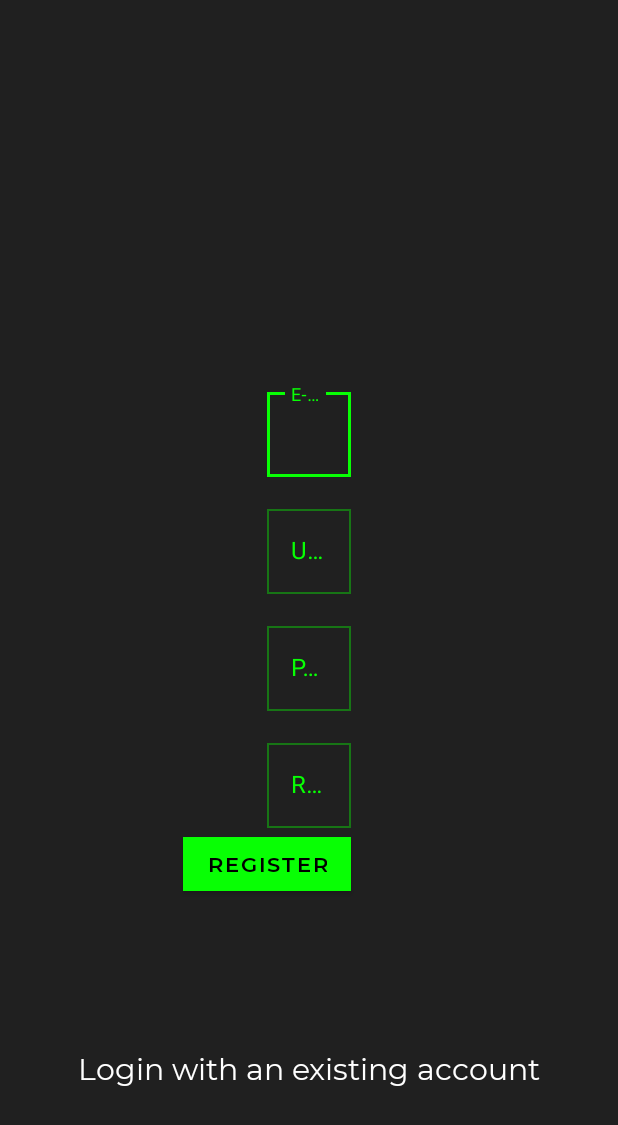
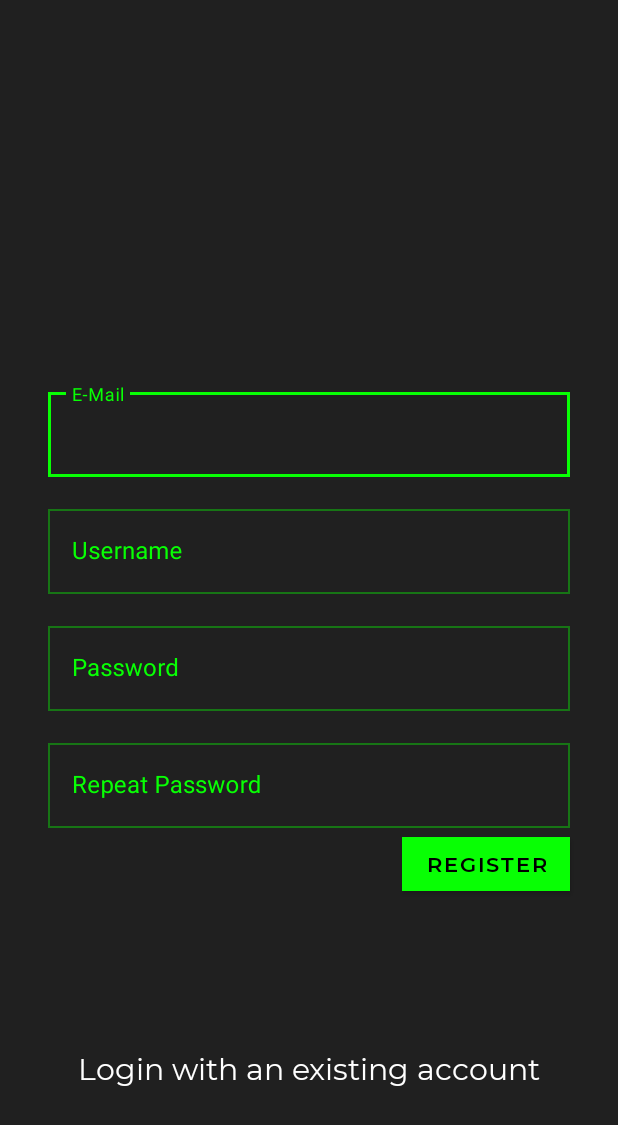
Before and after one commit to VadHara2/MySocial, an Android app: the layout fragment_register.xml on its own in the app's theme, with its tools: preview values and no code run, on a phone screen of 412 x 824 dp. Shown: the top 1125 px of the screen. Run offline under Robolectric (Android 15) with nearby library versions, the phone set to English and light mode, and no system bars.

```diff
--- a/app/build.gradle
+++ b/app/build.gradle
@@ -26,6 +26,11 @@ android {
             proguardFiles getDefaultProguardFile('proguard-android-optimize.txt'), 'proguard-rules.pro'
         }
     }
+
+    buildFeatures {
+        dataBinding true
+    }
+
     compileOptions {
         sourceCompatibility JavaVersion.VERSION_1_8
         targetCompatibility JavaVersion.VERSION_1_8
--- a/app/src/main/AndroidManifest.xml
+++ b/app/src/main/AndroidManifest.xml
@@ -16,7 +16,7 @@
         android:supportsRtl="true"
         android:theme="@style/AppTheme">
         <activity
-            android:name=".MainActivity"
+            android:name=".AuthActivity"
             android:exported="true">
             <intent-filter>
                 <action android:name="android.intent.action.MAIN" />
--- a/app/src/main/java/com/vadhara7/mysocialnetwork/MainActivity.kt
+++ b/app/src/main/java/com/vadhara7/mysocialnetwork/AuthActivity.kt
@@ -3,9 +3,9 @@ package com.vadhara7.mysocialnetwork
 import androidx.appcompat.app.AppCompatActivity
 import android.os.Bundle
 
-class MainActivity : AppCompatActivity() {
+class AuthActivity : AppCompatActivity() {
     override fun onCreate(savedInstanceState: Bundle?) {
         super.onCreate(savedInstanceState)
-        setContentView(R.layout.activity_main)
+        setContentView(R.layout.activity_auth)
     }
 }
--- /dev/null
+++ b/app/src/main/java/com/vadhara7/mysocialnetwork/ui/auth/AuthViewModel.kt
@@ -0,0 +1,6 @@
+package com.vadhara7.mysocialnetwork.ui.auth
+
+import androidx.lifecycle.ViewModel
+
+class AuthViewModel : ViewModel() {
+}
--- a/app/src/main/res/layout/activity_auth.xml
+++ b/app/src/main/res/layout/activity_auth.xml
@@ -20,7 +20,8 @@
             android:name="androidx.navigation.fragment.NavHostFragment"
             android:layout_width="match_parent"
             android:layout_height="match_parent"
-            app:defaultNavHost="true" />
+            app:defaultNavHost="true"
+            app:navGraph="@navigation/auth_nav_graph"/>
 
     </FrameLayout>
 
--- a/app/src/main/res/layout/fragment_register.xml
+++ b/app/src/main/res/layout/fragment_register.xml
@@ -1,14 +1,19 @@
 <?xml version="1.0" encoding="utf-8"?>
-<androidx.constraintlayout.widget.ConstraintLayout xmlns:android="http://schemas.android.com/apk/res/android"
+<layout xmlns:android="http://schemas.android.com/apk/res/android"
+    xmlns:app="http://schemas.android.com/apk/res-auto"
     xmlns:tools="http://schemas.android.com/tools"
+    tools:context = ".ui.auth.fragments.RegisterFragment">
+
+    <androidx.constraintlayout.widget.ConstraintLayout
         android:layout_width="match_parent"
-    android:layout_height="match_parent"
-    xmlns:app="http://schemas.android.com/apk/res-auto">
+        android:layout_height="match_parent">
 
         <com.google.android.material.textfield.TextInputLayout
             android:id="@+id/tilEmail"
-        android:layout_width="wrap_content"
+            android:layout_width="0dp"
             android:layout_height="wrap_content"
+            android:layout_marginStart="32dp"
+            android:layout_marginEnd="32dp"
             android:layout_marginBottom="16dp"
             app:layout_constraintBottom_toTopOf="@+id/tilUsername"
             app:layout_constraintEnd_toEndOf="parent"
@@ -16,19 +21,21 @@
 
             <com.google.android.material.textfield.TextInputEditText
                 android:id="@+id/etEmail"
-            android:layout_width="wrap_content"
+                android:layout_width="match_parent"
                 android:layout_height="wrap_content"
                 android:ems="15"
                 android:hint="@string/email"
-            android:textColor="@android:color/white"
-            android:inputType="textEmailAddress" />
+                android:inputType="textEmailAddress"
+                android:textColor="@android:color/white" />
 
         </com.google.android.material.textfield.TextInputLayout>
 
         <com.google.android.material.textfield.TextInputLayout
             android:id="@+id/tilUsername"
-        android:layout_width="wrap_content"
+            android:layout_width="0dp"
             android:layout_height="wrap_content"
+            android:layout_marginStart="32dp"
+            android:layout_marginEnd="32dp"
             android:layout_marginBottom="16dp"
             app:layout_constraintBottom_toTopOf="@+id/guideline2"
             app:layout_constraintEnd_toEndOf="parent"
@@ -36,51 +43,55 @@
 
             <com.google.android.material.textfield.TextInputEditText
                 android:id="@+id/etUsername"
-            android:layout_width="wrap_content"
+                android:layout_width="match_parent"
                 android:layout_height="wrap_content"
                 android:ems="15"
-            android:textColor="@android:color/white"
                 android:hint="@string/username"
-            android:inputType="text" />
+                android:inputType="text"
+                android:textColor="@android:color/white" />
 
         </com.google.android.material.textfield.TextInputLayout>
 
         <com.google.android.material.textfield.TextInputLayout
             android:id="@+id/tilPassword"
-        android:layout_width="wrap_content"
+            android:layout_width="0dp"
             android:layout_height="wrap_content"
+            android:layout_marginStart="32dp"
+            android:layout_marginEnd="32dp"
             app:layout_constraintEnd_toEndOf="parent"
             app:layout_constraintStart_toStartOf="parent"
             app:layout_constraintTop_toTopOf="@+id/guideline2">
 
             <com.google.android.material.textfield.TextInputEditText
                 android:id="@+id/etPassword"
-            android:layout_width="wrap_content"
+                android:layout_width="match_parent"
                 android:layout_height="wrap_content"
                 android:ems="15"
-            android:textColor="@android:color/white"
                 android:hint="@string/password"
-            android:inputType="textPassword" />
+                android:inputType="textPassword"
+                android:textColor="@android:color/white" />
 
         </com.google.android.material.textfield.TextInputLayout>
 
         <com.google.android.material.textfield.TextInputLayout
             android:id="@+id/tilRepeatPassword"
-        android:layout_width="wrap_content"
+            android:layout_width="0dp"
             android:layout_height="wrap_content"
+            android:layout_marginStart="32dp"
             android:layout_marginTop="16dp"
+            android:layout_marginEnd="32dp"
             app:layout_constraintEnd_toEndOf="parent"
             app:layout_constraintStart_toStartOf="parent"
             app:layout_constraintTop_toBottomOf="@+id/tilPassword">
 
             <com.google.android.material.textfield.TextInputEditText
                 android:id="@+id/etRepeatPassword"
-            android:layout_width="wrap_content"
+                android:layout_width="match_parent"
                 android:layout_height="wrap_content"
+                android:ems="15"
+                android:hint="@string/repeat_password"
                 android:inputType="textPassword"
-            android:textColor="@android:color/white"
-            android:ems="15"
-            android:hint="@string/repeat_password" />
+                android:textColor="@android:color/white" />
 
         </com.google.android.material.textfield.TextInputLayout>
 
@@ -88,8 +99,8 @@
             android:id="@+id/tvLogin"
             android:layout_width="wrap_content"
             android:layout_height="wrap_content"
+            android:text="@string/login_with_existing_account"
             android:textSize="20sp"
-        android:text="@string/login_with_existing_account"
             app:layout_constraintBottom_toBottomOf="parent"
             app:layout_constraintEnd_toEndOf="@+id/tilPassword"
             app:layout_constraintStart_toStartOf="@+id/tilPassword"
@@ -122,3 +133,5 @@
             app:layout_constraintGuide_percent="0.5" />
 
     </androidx.constraintlayout.widget.ConstraintLayout>
+
+</layout>
```
Also changed, not shown: app/src/main/java/com/vadhara7/mysocialnetwork/repositories/AuthRepository.kt (added, +11 -0 lines), app/src/main/java/com/vadhara7/mysocialnetwork/repositories/DefaultAuthRepository.kt (added, +19 -0 lines), app/src/main/java/com/vadhara7/mysocialnetwork/ui/FragmentExt.kt (added, +12 -0 lines), app/src/main/java/com/vadhara7/mysocialnetwork/ui/auth/fragments/LoginFragment.kt (added, +36 -0 lines), app/src/main/java/com/vadhara7/mysocialnetwork/ui/auth/fragments/RegisterFragment.kt (added, +36 -0 lines), app/src/main/res/layout/fragment_login.xml (+18 -8 lines), app/src/main/res/navigation/auth_nav_graph.xml (added, +31 -0 lines). Lines whose indentation alone changed are shown as unchanged.
